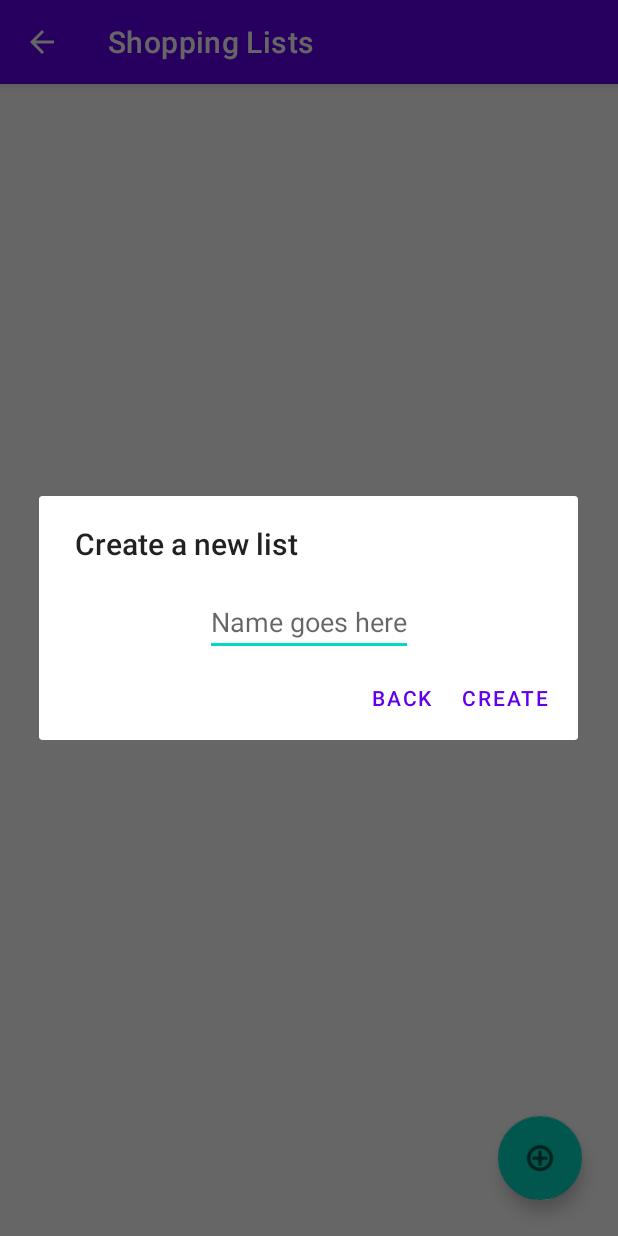
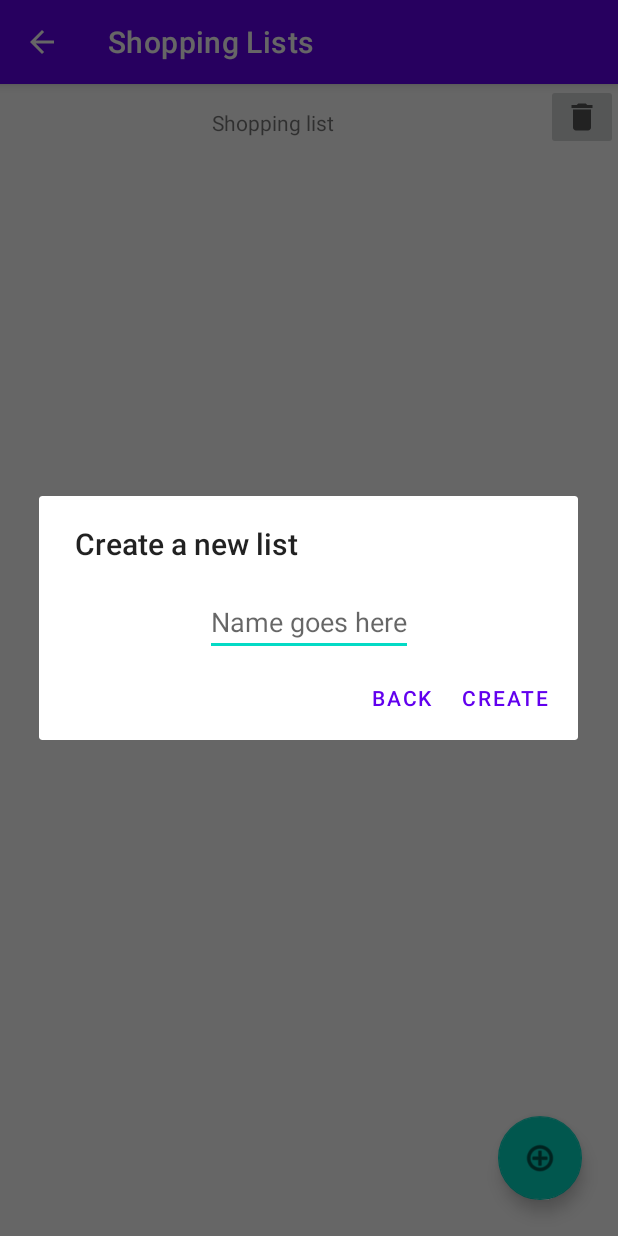
Before and after one commit to BryanIsAProfessional/HouseholdHelper, an Android app: the ListOfListsActivity screen opened directly, with no data from a screen before it, after a tap on an icon or button, on a phone screen of 412 x 824 dp. Run offline under Robolectric (Android 15) with nearby library versions, the phone set to English and light mode, and no system bars.

Commit message:
Adds RecyclerView for the list of lists, as well as onclick functionality for RecyclerView items.

```diff
--- /dev/null
+++ b/app/src/main/java/com/example/householdhelper/List.java
@@ -0,0 +1,51 @@
+package com.example.householdhelper;
+
+public class List{
+    private String id;
+    private String name;
+    private String dateCreated;
+    private String lastModified;
+
+    public List(){
+
+    }
+
+    public List(String i, String n, String d, String l){
+        id = i;
+        name = n;
+        dateCreated = d;
+        lastModified = l;
+    }
+
+    public String getid(){
+        return id;
+    }
+
+    public String getName(){
+        return name;
+    }
+
+    public String getDateCreated(){
+        return dateCreated;
+    }
+
+    public String getLastModified(){
+        return lastModified;
+    }
+
+    public void setId(String i){
+        id = i;
+    }
+
+    public void setName(String n){
+        name = n;
+    }
+
+    public void setDateCreated(String d){
+        dateCreated = d;
+    }
+
+    public void setLastModified(String l){
+        lastModified = l;
+    }
+}
--- a/app/src/main/java/com/example/householdhelper/ListOfListsActivity.java
+++ b/app/src/main/java/com/example/householdhelper/ListOfListsActivity.java
@@ -2,19 +2,30 @@ package com.example.householdhelper;
 
 import androidx.appcompat.app.ActionBar;
 import androidx.appcompat.app.AppCompatActivity;
+import androidx.recyclerview.widget.LinearLayoutManager;
+import androidx.recyclerview.widget.RecyclerView;
 
 import android.content.Intent;
+import android.database.Cursor;
 import android.os.Bundle;
 import android.util.Log;
 
 import com.google.android.material.floatingactionbutton.FloatingActionButton;
 
-public class ListOfListsActivity extends AppCompatActivity implements NewListDialog.NewListDialogListener {
+import java.util.ArrayList;
+
+public class ListOfListsActivity extends AppCompatActivity implements NewListDialog.NewListDialogListener, ListsAdapter.OnItemClickListener {
 
     private static final String TAG = "ListOfListsActivity";
 
+    private boolean firstTimeSetup;
+
+    private ArrayList<List> listsList = new ArrayList<>();
     private DatabaseHelper db;
     public FloatingActionButton newListButton;
+    private RecyclerView recyclerView;
+    private ListsAdapter adapter;
+    private RecyclerView.LayoutManager layoutManager;
 
     @Override
     protected void onCreate(Bundle savedInstanceState) {
@@ -23,14 +34,77 @@ public class ListOfListsActivity extends AppCompatActivity implements NewListDia
 
         db = new DatabaseHelper(this);
 
+        // TODO: set from saved settings
+        firstTimeSetup = true;
+
+        // initialize list from database
+        initializeArrayList();
+
+        // start recyclerview
+        startRecyclerView();
+
+        // set action bar variables
         ActionBar actionBar = getSupportActionBar();
         actionBar.setTitle("Shopping Lists");
         actionBar.setDisplayHomeAsUpEnabled(true);
 
+        // find views and attach listeners
         newListButton = findViewById(R.id.newListButton);
         newListButton.setOnClickListener(v -> {
             openNewListDialog();
         });
+    }
+
+    public void initializeArrayList(){
+        Cursor ret = db.getAllLists();
+        if(ret.moveToFirst()){
+            listsList.clear();
+            do{
+                List temp = new List(ret.getString(0),ret.getString(1),ret.getString(2),ret.getString(3));
+                listsList.add(temp);
+            }while(ret.moveToNext());
+        }
+        if(firstTimeSetup && listsList.size() < 1){
+            addTestItems();
+        }
+    }
+
+    private void addTestItems() {
+        listsList.add(new List("0", "Shopping list", "0","0"));
+    }
+
+    public void startRecyclerView(){
+        Log.d(TAG, "startRecyclerView: List items are " + printArrayList(listsList));
+        recyclerView = findViewById(R.id.listOfListsRecyclerView);
+        layoutManager = new LinearLayoutManager(this);
+        adapter = new ListsAdapter(listsList);
+        recyclerView.setLayoutManager(layoutManager);
+        adapter.setOnItemClickListener(new ListsAdapter.OnItemClickListener(){
+            @Override
+            public void onItemClick(int position) {
+                Log.d(TAG, "onItemClick: " + position);
+                openList(listsList.get(position).getName());
+            }
+
+            @Override
+            public void onDeleteClick(int position) {
+                Log.d(TAG, "onDeleteClick: " + position);
+                deleteList(listsList.get(position).getName(), position);
+            }
+        });
+        recyclerView.setAdapter(adapter);
+    }
+
+    public String printArrayList(ArrayList<List> l){
+        String ret = "[ ";
+        for (int i = 0; i < l.size(); i++){
+            if(i > 0){
+                ret += ", ";
+            }
+            ret += l.get(i).getName();
+        }
+        ret += " ]";
+        return ret;
     }
 
     public void openNewListDialog(){
@@ -40,10 +114,26 @@ public class ListOfListsActivity extends AppCompatActivity implements NewListDia
 
     public void createNewList(String name){
         Log.d(TAG, "createNewList: started");
+        db.insertList(name);
+        openList(name);
+    }
+
+    public void deleteList(String name, int position){
+        db.deleteListByName(name);
+        listsList.remove(position);
+        adapter.notifyDataSetChanged();
+    }
+
+    public void openList(String name){
         Intent intent = new Intent(this, ListActivity.class);
-        intent.putExtra("listName", name);
-        intent.putExtra("listId", db.insertList(name));
-        startActivity(intent);
+        Cursor ret = db.getListByName(name);
+        if(ret.moveToFirst()){
+            intent.putExtra("listId", ret.getString(0));
+            intent.putExtra("listName", ret.getString(1));
+            intent.putExtra("listDateCreated", ret.getString(2));
+            intent.putExtra("listLastModified", ret.getString(3));
+            startActivity(intent);
+        }
     }
 
     @Override
@@ -52,4 +142,17 @@ public class ListOfListsActivity extends AppCompatActivity implements NewListDia
         Intent intent = new Intent(this, MainActivity.class);
         startActivity(intent);
     }
+
+    @Override
+    public void onItemClick(int position) {
+        Log.d(TAG, "onItemClick: " + position);
+        openList(listsList.get(position).getName());
+    }
+
+    @Override
+    public void onDeleteClick(int position) {
+        Log.d(TAG, "onDeleteClick: " + position);
+        deleteList(listsList.get(position).getName(), position);
+        //recyclerView.getAdapter().notifyDataSetChanged();
+    }
 }
--- /dev/null
+++ b/app/src/main/java/com/example/householdhelper/ListsAdapter.java
@@ -0,0 +1,72 @@
+package com.example.householdhelper;
+
+import android.util.Log;
+import android.view.LayoutInflater;
+import android.view.View;
+import android.view.ViewGroup;
+import android.widget.ImageButton;
+import android.widget.TextView;
+
+import androidx.annotation.NonNull;
+import androidx.recyclerview.widget.RecyclerView;
+
+import java.util.ArrayList;
+
+public class ListsAdapter extends RecyclerView.Adapter<ListsAdapter.ListsAdapterViewHolder> {
+    private ArrayList<List> list;
+    public OnItemClickListener listener;
+    public static final String TAG = "ListsAdapter";
+
+    public interface OnItemClickListener{
+        void onItemClick(int position);
+
+        void onDeleteClick(int position);
+    }
+
+    public void setOnItemClickListener(OnItemClickListener listener){
+        this.listener = listener;
+    }
+
+    public static class ListsAdapterViewHolder extends RecyclerView.ViewHolder{
+        public TextView listName;
+        public ImageButton deleteButton;
+
+        public ListsAdapterViewHolder(View itemView, OnItemClickListener listener){
+            super(itemView);
+
+            listName = itemView.findViewById(R.id.listName);
+            deleteButton = itemView.findViewById(R.id.deleteButton);
+            itemView.setOnClickListener(v->listener.onItemClick(getAdapterPosition()));
+            deleteButton.setOnClickListener(v-> {
+                Log.d(TAG, "ListsAdapterViewHolder: delete button clicked (ListsAdapterViewHolder)");
+                listener.onDeleteClick(getAdapterPosition());
+            });
+        }
+    }
+
+    public ListsAdapter(ArrayList<List> inList){
+        list = inList;
+    }
+
+    @Override
+    public ListsAdapterViewHolder onCreateViewHolder(ViewGroup parent, int viewType){
+        View v = LayoutInflater.from(parent.getContext()).inflate(R.layout.lists_item, parent, false);
+        ListsAdapterViewHolder viewHolder = new ListsAdapterViewHolder(v, listener);
+        return viewHolder;
+    }
+
+    @Override
+    public void onBindViewHolder(@NonNull ListsAdapterViewHolder holder, int position) {
+        List currentItem = list.get(position);
+        holder.listName.setText(currentItem.getName());
+        holder.deleteButton.setOnClickListener(v-> {
+            Log.d(TAG, "ListsAdapterViewHolder: delete button clicked (onBindViewHolder)");
+            listener.onDeleteClick(holder.getAdapterPosition());
+        });
+    }
+
+    @Override
+    public int getItemCount() {
+        return list.size();
+    }
+}
--- /dev/null
+++ b/app/src/main/res/drawable/ic_menu_delete.xml
@@ -0,0 +1,10 @@
+<vector xmlns:android="http://schemas.android.com/apk/res/android"
+    android:width="24dp"
+    android:height="24dp"
+    android:viewportWidth="24"
+    android:viewportHeight="24"
+    android:tint="?attr/colorControlNormal">
+  <path
+      android:fillColor="@android:color/white"
+      android:pathData="M6,19c0,1.1 0.9,2 2,2h8c1.1,0 2,-0.9 2,-2V7H6v12zM19,4h-3.5l-1,-1h-5l-1,1H5v2h14V4z"/>
+</vector>
--- a/app/src/main/res/layout/activity_list_of_lists.xml
+++ b/app/src/main/res/layout/activity_list_of_lists.xml
@@ -5,6 +5,16 @@
     android:layout_width="match_parent"
     android:layout_height="match_parent"
     tools:context=".ListOfListsActivity">
+
+    <androidx.recyclerview.widget.RecyclerView
+        android:id="@+id/listOfListsRecyclerView"
+        android:layout_width="match_parent"
+        android:layout_height="match_parent"
+        app:layout_constraintBottom_toBottomOf="parent"
+        app:layout_constraintEnd_toEndOf="parent"
+        app:layout_constraintHorizontal_bias="0.5"
+        app:layout_constraintStart_toStartOf="parent"
+        app:layout_constraintTop_toTopOf="parent" />
 
     <com.google.android.material.floatingactionbutton.FloatingActionButton
         android:id="@+id/newListButton"
--- /dev/null
+++ b/app/src/main/res/layout/lists_item.xml
@@ -0,0 +1,25 @@
+<?xml version="1.0" encoding="utf-8"?>
+<androidx.constraintlayout.widget.ConstraintLayout xmlns:android="http://schemas.android.com/apk/res/android"
+    xmlns:app="http://schemas.android.com/apk/res-auto"
+    xmlns:tools="http://schemas.android.com/tools"
+    android:layout_width="match_parent"
+    android:layout_height="wrap_content">
+
+    <TextView
+        android:id="@+id/listName"
+        android:layout_width="wrap_content"
+        android:layout_height="wrap_content"
+        android:layout_marginTop="16dp"
+        android:text="TextView"
+        app:layout_constraintEnd_toStartOf="@+id/deleteButton"
+        app:layout_constraintStart_toStartOf="parent"
+        app:layout_constraintTop_toTopOf="parent" />
+
+    <ImageButton
+        android:id="@+id/deleteButton"
+        android:layout_width="wrap_content"
+        android:layout_height="wrap_content"
+        app:layout_constraintEnd_toEndOf="parent"
+        app:layout_constraintTop_toTopOf="parent"
+        app:srcCompat="@drawable/ic_menu_delete" />
+</androidx.constraintlayout.widget.ConstraintLayout>
```
Also changed, not shown: app/src/main/java/com/example/householdhelper/ListActivity.java (+17 -0 lines).
